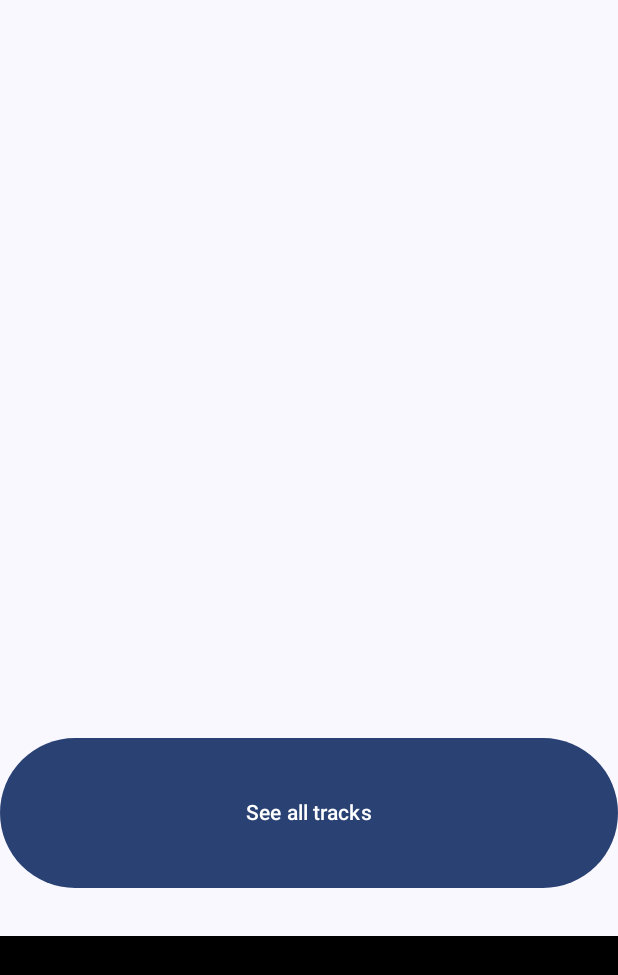
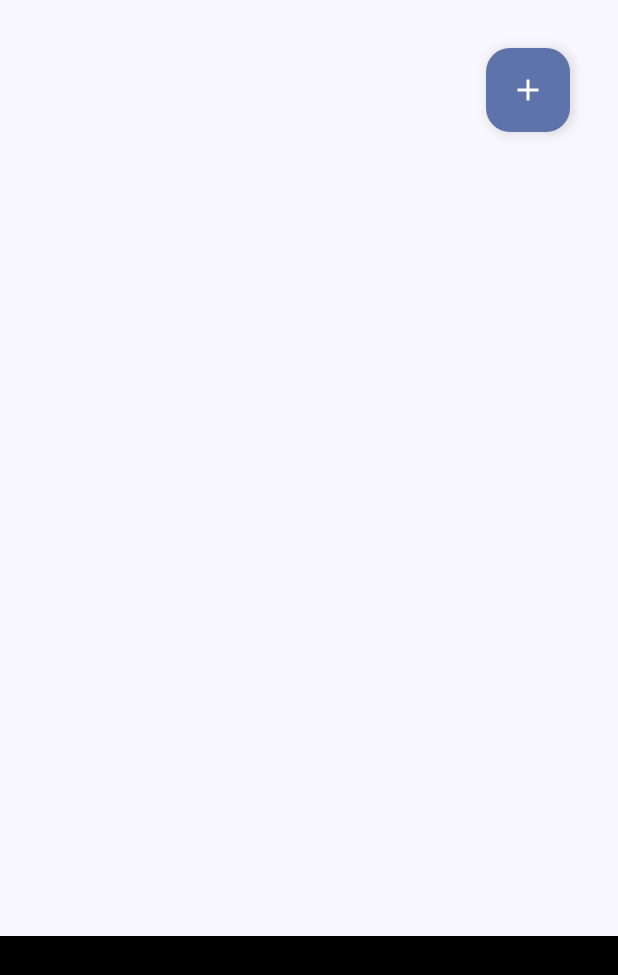
Before and after one commit to Batgard/dzer-home-assignment, an Android app built with Jetpack Compose: the screen it shows after launch (MainActivity), on a phone screen of 412 x 824 dp. Shown: the top 975 px of the screen. Run offline under Robolectric (Android 15) with nearby library versions, the phone set to English and light mode, and no system bars.

Commit message:
Fix all tracks loading screen

```diff
--- a/app/src/main/java/com/deezer/exoapplication/MainActivity.kt
+++ b/app/src/main/java/com/deezer/exoapplication/MainActivity.kt
@@ -8,18 +8,28 @@ import androidx.activity.enableEdgeToEdge
 import androidx.activity.viewModels
 import androidx.annotation.OptIn
 import androidx.compose.foundation.layout.Arrangement
+import androidx.compose.foundation.layout.Box
 import androidx.compose.foundation.layout.Column
 import androidx.compose.foundation.layout.Spacer
 import androidx.compose.foundation.layout.fillMaxSize
 import androidx.compose.foundation.layout.fillMaxWidth
 import androidx.compose.foundation.layout.height
 import androidx.compose.foundation.layout.padding
-import androidx.compose.material3.Button
+import androidx.compose.foundation.layout.statusBarsPadding
+import androidx.compose.foundation.layout.wrapContentSize
+import androidx.compose.foundation.lazy.LazyRow
+import androidx.compose.foundation.lazy.items
+import androidx.compose.material.icons.Icons
+import androidx.compose.material.icons.filled.Add
+import androidx.compose.material3.FloatingActionButton
+import androidx.compose.material3.Icon
 import androidx.compose.material3.Scaffold
 import androidx.compose.material3.Text
 import androidx.compose.runtime.Composable
 import androidx.compose.runtime.getValue
+import androidx.compose.ui.Alignment
 import androidx.compose.ui.Modifier
+import androidx.compose.ui.graphics.vector.rememberVectorPainter
 import androidx.compose.ui.tooling.preview.Preview
 import androidx.compose.ui.unit.dp
 import androidx.lifecycle.compose.collectAsStateWithLifecycle
@@ -42,26 +52,20 @@ class MainActivity : ComponentActivity() {
             val state by viewModel.state.collectAsStateWithLifecycle(PlayerViewModel.UiState.Empty)
             ExoAppTheme {
                 Scaffold(modifier = Modifier.fillMaxSize()) { innerPadding ->
+                    Box(modifier = Modifier.fillMaxSize().statusBarsPadding(), contentAlignment = Alignment.TopEnd) {
                         Column(
                             modifier = Modifier
                                 .fillMaxSize()
                                 .padding(innerPadding),
                             verticalArrangement = Arrangement.Bottom
                         ) {
-                        Button(
-                            onClick = {
-                                startActivity(
-                                    Intent(
-                                        this@MainActivity,
-                                        AllTracksActivity::class.java
-                                    )
-                                )
-                            },
-                            modifier = Modifier
-                                .fillMaxWidth()
-                                .height(100.dp)
-                        ) {
-                            Text(text = "See all tracks")
+                            if (state is PlayerViewModel.UiState.Success) {
+                                LazyRow(modifier = Modifier.fillMaxWidth()) {
+                                    items((state as PlayerViewModel.UiState.Success).mediaItems) {
+                                        Text(it.mediaMetadata.title.toString())
+                                    }
+                                }
+
                             }
 
                             Spacer(modifier = Modifier.height(Size.Spacing.Large))
@@ -72,6 +76,23 @@ class MainActivity : ComponentActivity() {
                                     .fillMaxWidth()
                                     .height(200.dp)
                             )
+                        }
+                        FloatingActionButton(
+                            onClick = {
+                                startActivity(
+                                    Intent(
+                                        this@MainActivity,
+                                        AllTracksActivity::class.java
+                                    )
+                                )
+                            },
+                            modifier = Modifier.wrapContentSize().padding(Size.Spacing.Large)
+                        ) {
+                            Icon(
+                                painter = rememberVectorPainter(Icons.Default.Add),
+                                contentDescription = "All tracks to queue"
+                            )
+                        }
                     }
                 }
             }
--- a/app/src/main/java/com/deezer/exoapplication/playlist/domain/ListeningQueueRepository.kt
+++ b/app/src/main/java/com/deezer/exoapplication/playlist/domain/ListeningQueueRepository.kt
@@ -1,6 +1,5 @@
 package com.deezer.exoapplication.playlist.domain
 
-import kotlinx.coroutines.flow.Flow
 import kotlinx.coroutines.flow.StateFlow
 
 interface ListeningQueueRepository {
```
Also changed, not shown: app/src/main/java/com/deezer/exoapplication/playlist/presentation/AllTracksActivity.kt (+11 -1 lines), app/src/main/java/com/deezer/exoapplication/playlist/presentation/TrackListViewModel.kt (+4 -3 lines). Lines whose indentation alone changed are shown as unchanged.
